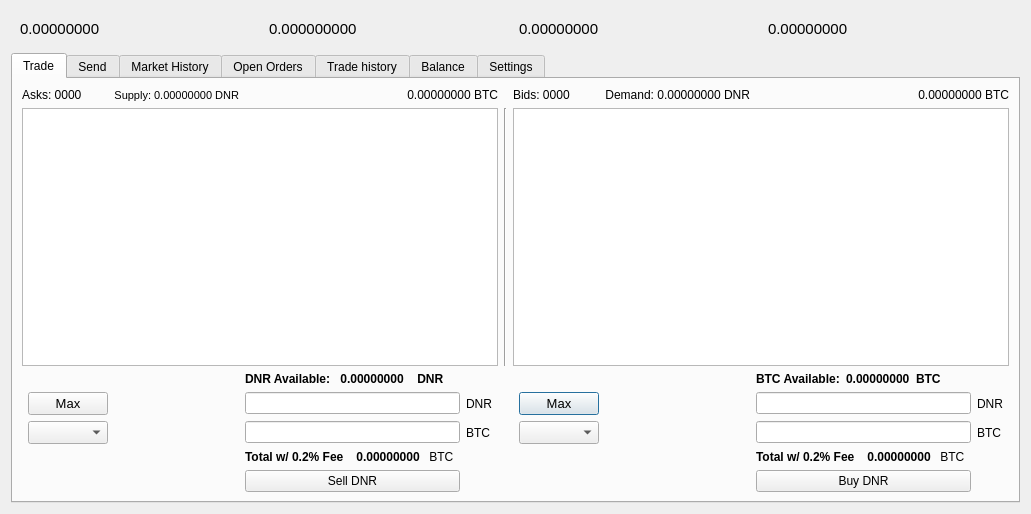
Old version of the form src/qt/forms/tradingdialog.ui in the repository Qwoyn/Qwoyn-Wallet.
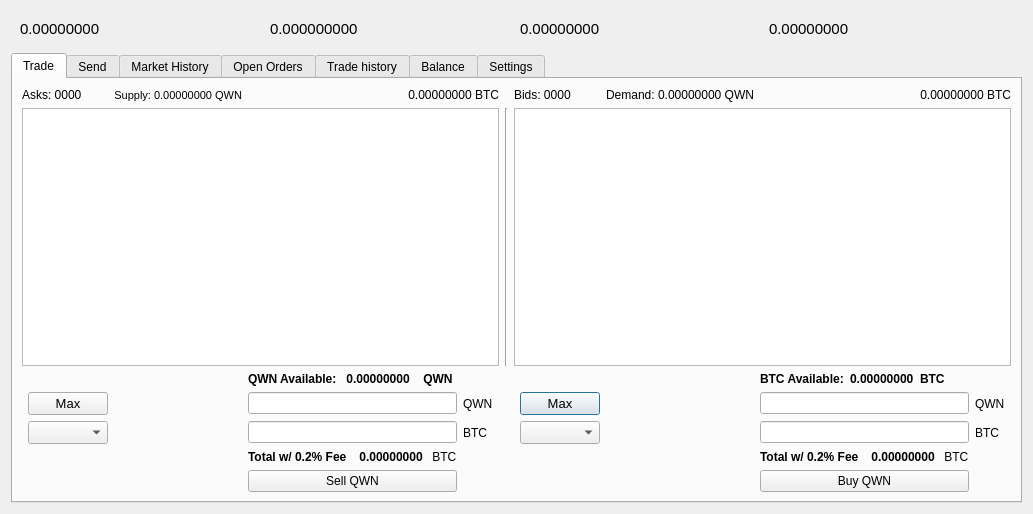
New version of the form. The open tabs and pages were chosen to show the change. Icons and pictures are not drawn.

```diff
--- a/src/qt/forms/tradingdialog.ui
+++ b/src/qt/forms/tradingdialog.ui
@@ -197,7 +197,7 @@
             </font>
            </property>
            <property name="text">
-            <string>DNR Available:</string>
+            <string>QWN Available:</string>
            </property>
           </widget>
          </item>
@@ -641,7 +641,7 @@
             </font>
            </property>
            <property name="text">
-            <string> DNR</string>
+            <string> QWN</string>
            </property>
           </widget>
          </item>
@@ -698,14 +698,14 @@
        <item row="4" column="11">
         <widget class="QLabel" name="label_22">
          <property name="text">
-          <string>DNR</string>
+          <string>QWN</string>
          </property>
         </widget>
        </item>
        <item row="4" column="4">
         <widget class="QLabel" name="label_4">
          <property name="text">
-          <string>DNR</string>
+          <string>QWN</string>
          </property>
         </widget>
        </item>
@@ -904,7 +904,7 @@
        <item row="1" column="9">
         <widget class="QLabel" name="DNRDemand">
          <property name="text">
-          <string>Demand: 0.00000000 DNR</string>
+          <string>Demand: 0.00000000 QWN</string>
          </property>
          <property name="alignment">
           <set>Qt::AlignRight|Qt::AlignTrailing|Qt::AlignVCenter</set>
@@ -936,7 +936,7 @@
           </font>
          </property>
          <property name="text">
-          <string>Supply: 0.00000000 DNR</string>
+          <string>Supply: 0.00000000 QWN</string>
          </property>
          <property name="alignment">
           <set>Qt::AlignRight|Qt::AlignTrailing|Qt::AlignVCenter</set>
@@ -946,7 +946,7 @@
        <item row="7" column="10">
         <widget class="QPushButton" name="BuyDNR">
          <property name="text">
-          <string>Buy DNR</string>
+          <string>Buy QWN</string>
          </property>
          <property name="icon">
           <iconset resource="../bitcoin.qrc">
@@ -957,7 +957,7 @@
        <item row="7" column="3">
         <widget class="QPushButton" name="SellDNRBTN">
          <property name="text">
-          <string>Sell DNR</string>
+          <string>Sell QWN</string>
          </property>
          <property name="icon">
           <iconset resource="../bitcoin.qrc">
```
Left out of the diff: 50 changed lines with no effect on the pictures.
